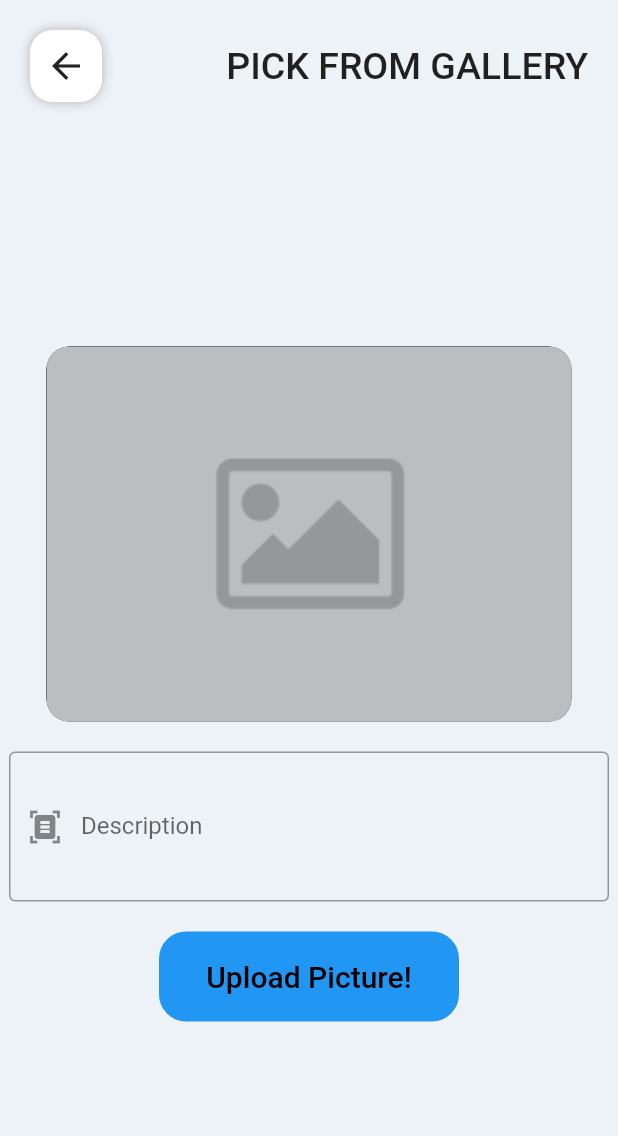
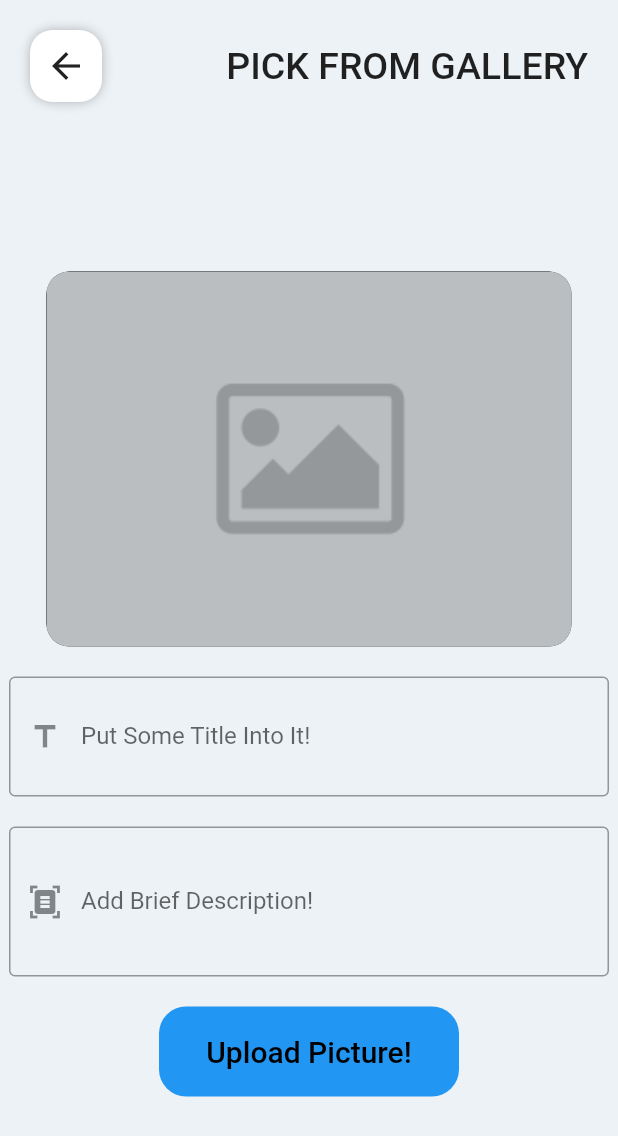
Before and after one commit to warpten123/introvel_1, a Flutter app: the FromGallery screen opened directly with empty values, on a phone screen of 412 x 824 dp. Shown: the top 1136 px of the screen. Run offline on Flutter 3.47's test engine with Material 2 defaults, Android fonts, the phone set to English and light mode, and no system bars; our stand-ins replace awesome_snackbar_content, camera, curved_navigation_bar, file_picker, flutter_svg_provider, fluttertoast and 5 more; accounts and stored records are empty.

Commit message:
patch fixes on names and other stuff

```diff
--- a/lib/models/picture_diary.dart
+++ b/lib/models/picture_diary.dart
@@ -8,6 +8,7 @@ class Picture_Diary {
   int user_id;
   String location;
   String image;
+  String title;
   Picture_Diary({
     this.id,
     required this.image,
@@ -15,6 +16,7 @@ class Picture_Diary {
     required this.taken_at,
     required this.user_id,
     required this.location,
+    required this.title,
   });
 
   Map<String, dynamic> toMap() {
--- a/lib/screens/dashboard/pick_from_gallery.dart
+++ b/lib/screens/dashboard/pick_from_gallery.dart
@@ -23,6 +23,7 @@ String baseName = "";
 
 class _FromGalleryState extends State<FromGallery> {
   final descriptionController = TextEditingController();
+  final titleController = TextEditingController();
   final ImagePicker _picker = ImagePicker();
   String? imagePath;
   Future<void> pickImage() async {
@@ -104,6 +105,28 @@ class _FromGalleryState extends State<FromGallery> {
                     height: 20,
                   ),
                   Container(
+                    height: 80,
+                    width: 400,
+                    child: TextFormField(
+                      maxLines: 5,
+                      validator: (value) {
+                        if (value == null || value.isEmpty) {
+                          return 'Please Enter Text';
+                        }
+                        return null;
+                      },
+                      controller: titleController,
+                      decoration: const InputDecoration(
+                          labelText: 'Put Some Title Into It!',
+                          prefixIcon: Icon(Icons.title),
+                          border: OutlineInputBorder(),
+                          fillColor: Colors.green),
+                    ),
+                  ),
+                  SizedBox(
+                    height: 20,
+                  ),
+                  Container(
                     height: 100,
                     width: 400,
                     child: TextFormField(
@@ -116,7 +139,7 @@ class _FromGalleryState extends State<FromGallery> {
                       },
                       controller: descriptionController,
                       decoration: const InputDecoration(
-                          labelText: 'Description',
+                          labelText: 'Add Brief Description!',
                           prefixIcon: Icon(Icons.document_scanner),
                           border: OutlineInputBorder(),
                           fillColor: Colors.green),
@@ -144,7 +167,8 @@ class _FromGalleryState extends State<FromGallery> {
                             imagePath!,
                             descriptionController.text,
                             widget.user.id!,
-                            position);
+                            position,
+                            titleController.text);
                         if (result >= 1) {
                           showSnackBarSuccess(
                               context, "Picture Diary Added Successfully!");
--- a/lib/screens/dashboard/widgets/camera_app_bar.dart
+++ b/lib/screens/dashboard/widgets/camera_app_bar.dart
@@ -40,7 +40,7 @@ class _CameraAppBarState extends State<CameraAppBar> {
             ),
           ),
           Text(
-            "PICK FROM GALLERY",
+            "PICK FROM CAMERA",
             style: TextStyle(
               fontSize: 25,
               fontWeight: FontWeight.w500,
--- a/lib/sql/sql_helper.dart
+++ b/lib/sql/sql_helper.dart
@@ -31,7 +31,8 @@ class SQLHelper {
         description TEXT,
         taken_at TIMESTAMP NOT NULL DEFAULT CURRENT_TIMESTAMP,
         user_id INTEGER,
-        location TEXT
+        location TEXT,
+        title TEXT
       )
 """);
   }
@@ -99,7 +100,7 @@ class SQLHelper {
   }
 
   static Future<int> storePictureDiary(String imagePath, String description,
-      int user_id, String location) async {
+      int user_id, String location, String title) async {
     final db = await SQLHelper
         .db(); //create db if db not exist and create table if not exist also.
     final data = {
@@ -108,6 +109,7 @@ class SQLHelper {
       'taken_at': DateFormat("yyyy-MM-dd hh:mm:ss").format(DateTime.now()),
       'user_id': user_id,
       'location': location,
+      'title': title,
     };
     // final data = {
     //   'title': title,
--- a/lib/utilities/util.dart
+++ b/lib/utilities/util.dart
@@ -66,12 +66,11 @@ Future<String> fetchPosition() async {
           await placemarkFromCoordinates(latitude, longitude);
       if (placemarks != null && placemarks.isNotEmpty) {
         Placemark placemark = placemarks[0];
-        return "${placemark.subLocality} ${placemark.locality}, ${placemark.administrativeArea}, ${placemark.country}";
+        return "${placemark.locality}, ${placemark.administrativeArea}, ${placemark.country}";
       } else {
         return "Address not found";
       }
     } catch (e) {
-      print("Error getting address: $e");
       return "Error getting address";
     }
   }
```
Also changed, not shown: lib/screens/dashboard/pick_from_camera.dart (+30 -5 lines), lib/screens/dashboard/user-dashboard.dart (+20 -2 lines), lib/screens/dashboard/welcome_screen.dart (+20 -15 lines).
